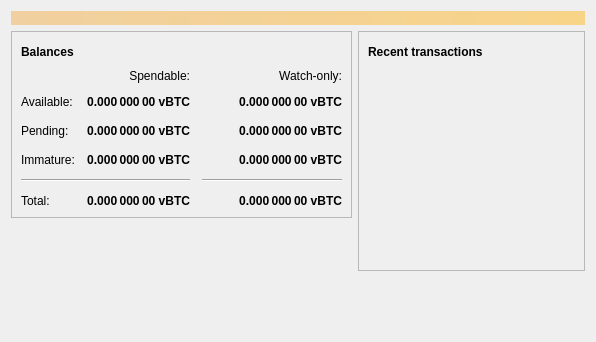
Before: the Qt Designer form src/qt/forms/overviewpage.ui in VeriBlock/b, drawn with Qt 5.
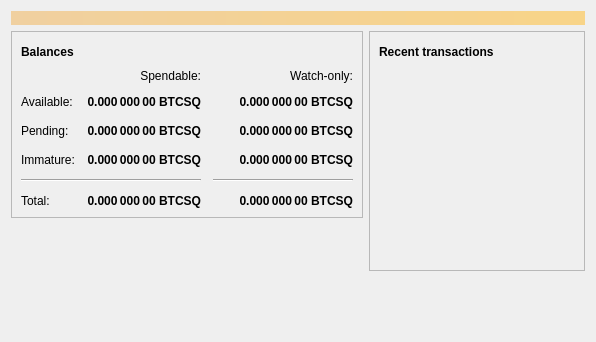
After: the same form once the commit is applied. Icons and pictures are not drawn.

Commit message: rename vbtc to BTCSQ

What changed in the file:
```diff
--- a/src/qt/forms/overviewpage.ui
+++ b/src/qt/forms/overviewpage.ui
@@ -129,7 +129,7 @@
                <string>Unconfirmed transactions to watch-only addresses</string>
               </property>
               <property name="text">
-               <string notr="true">0.000 000 00 vBTC</string>
+               <string notr="true">0.000 000 00 BTCSQ</string>
               </property>
               <property name="alignment">
                <set>Qt::AlignRight|Qt::AlignTrailing|Qt::AlignVCenter</set>
@@ -154,7 +154,7 @@
                <string>Total of transactions that have yet to be confirmed, and do not yet count toward the spendable balance</string>
               </property>
               <property name="text">
-               <string notr="true">0.000 000 00 vBTC</string>
+               <string notr="true">0.000 000 00 BTCSQ</string>
               </property>
               <property name="alignment">
                <set>Qt::AlignRight|Qt::AlignTrailing|Qt::AlignVCenter</set>
@@ -179,7 +179,7 @@
                <string>Mined balance in watch-only addresses that has not yet matured</string>
               </property>
               <property name="text">
-               <string notr="true">0.000 000 00 vBTC</string>
+               <string notr="true">0.000 000 00 BTCSQ</string>
               </property>
               <property name="alignment">
                <set>Qt::AlignRight|Qt::AlignTrailing|Qt::AlignVCenter</set>
@@ -237,7 +237,7 @@
                <string>Mined balance that has not yet matured</string>
               </property>
               <property name="text">
-               <string notr="true">0.000 000 00 vBTC</string>
+               <string notr="true">0.000 000 00 BTCSQ</string>
               </property>
               <property name="alignment">
                <set>Qt::AlignRight|Qt::AlignTrailing|Qt::AlignVCenter</set>
@@ -282,7 +282,7 @@
                <string>Your current total balance</string>
               </property>
               <property name="text">
-               <string notr="true">0.000 000 00 vBTC</string>
+               <string notr="true">0.000 000 00 BTCSQ</string>
               </property>
               <property name="alignment">
                <set>Qt::AlignRight|Qt::AlignTrailing|Qt::AlignVCenter</set>
@@ -307,7 +307,7 @@
                <string>Current total balance in watch-only addresses</string>
               </property>
               <property name="text">
-               <string notr="true">0.000 000 00 vBTC</string>
+               <string notr="true">0.000 000 00 BTCSQ</string>
               </property>
               <property name="alignment">
                <set>Qt::AlignRight|Qt::AlignTrailing|Qt::AlignVCenter</set>
@@ -349,7 +349,7 @@
                <string>Your current spendable balance</string>
               </property>
               <property name="text">
-               <string notr="true">0.000 000 00 vBTC</string>
+               <string notr="true">0.000 000 00 BTCSQ</string>
               </property>
               <property name="alignment">
                <set>Qt::AlignRight|Qt::AlignTrailing|Qt::AlignVCenter</set>
@@ -374,7 +374,7 @@
                <string>Your current balance in watch-only addresses</string>
               </property>
               <property name="text">
-               <string notr="true">0.000 000 00 vBTC</string>
+               <string notr="true">0.000 000 00 BTCSQ</string>
               </property>
               <property name="alignment">
                <set>Qt::AlignRight|Qt::AlignTrailing|Qt::AlignVCenter</set>
```
The commit also changes 33 other files.
